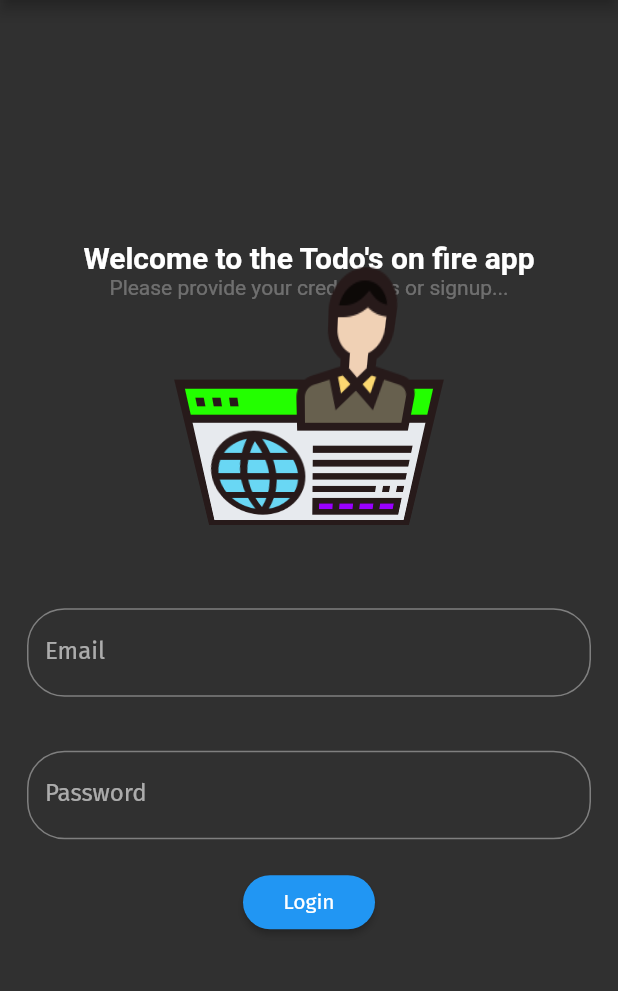
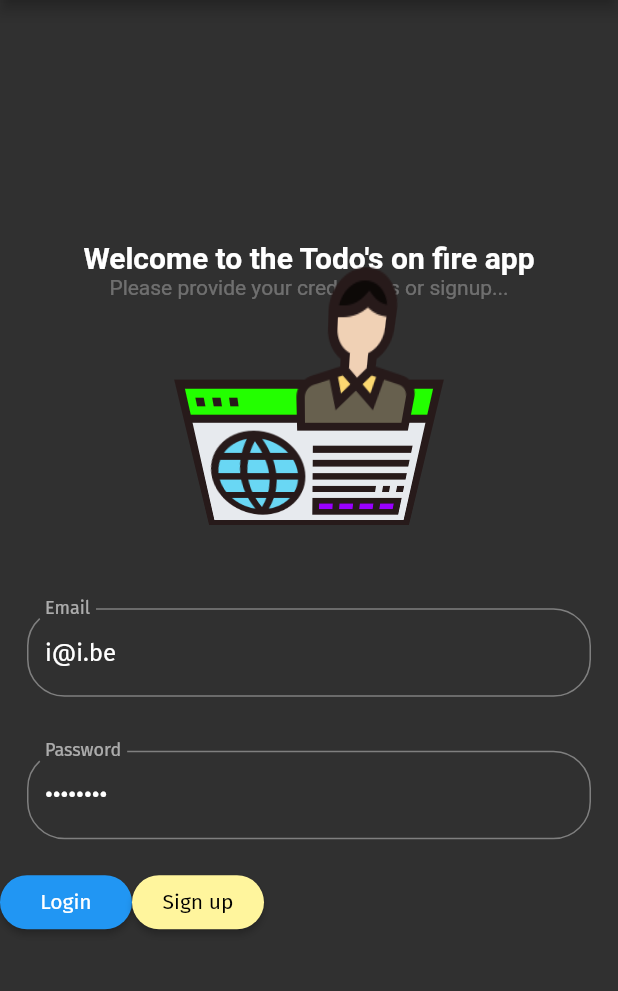
Before and after one commit to vangeytedvg/TodoOnFire, a Flutter app: the screen it shows after launch, on a phone screen of 412 x 824 dp, the part 84-1075 px from its top. Run offline on Flutter 3.47's test engine with Material 2 defaults, Android fonts, the phone set to English and light mode, and no system bars; our stand-ins replace cloud_firestore, firebase_auth; accounts and stored records are empty; Roboto replaces fonts that are missing (Arino).

Commit message:
Buttons for login

```diff
--- a/todo_onfire/lib/components/buttons.dart
+++ b/todo_onfire/lib/components/buttons.dart
@@ -9,16 +9,26 @@ import 'package:flutter/material.dart';
 class RoundedRaisedButton extends StatelessWidget {
   // The VoidCallback statement allows the creation of a widget with
   // an event handler.  In this case I create the onPushButton event.
-  // See loginpage.dart of a usage example.
+  // See loginpage.dart of a usage example.  The example also
+  // shows how to use named parameters (label, color)
   final VoidCallback onPushButton;
-  const RoundedRaisedButton({Key key, this.onPushButton}) : super(key: key);
+  final Text label;
+  final Color buttonColor;
+  final Color fontColor;
+  const RoundedRaisedButton(
+      {Key key,
+      this.onPushButton,
+      this.label,
+      this.buttonColor,
+      this.fontColor})
+      : super(key: key);
 
   @override
   Widget build(BuildContext context) {
     return RaisedButton(
-      textColor: Colors.white,
-      child: Text('Login'),
-      color: Colors.blue,
+      textColor: fontColor,
+      child: label,
+      color: buttonColor,
       shape: new RoundedRectangleBorder(
           borderRadius: new BorderRadius.circular(30.0)),
       onPressed: () {
--- a/todo_onfire/lib/components/imagewidgets.dart
+++ b/todo_onfire/lib/components/imagewidgets.dart
@@ -75,8 +75,8 @@ class _AnimatedLoginImageState extends State<AnimatedLoginImage>
     animation.addStatusListener((status) {
       if (status == AnimationStatus.completed) {
         times += 1;
+        // Let the animation run 3 times
         if (times>2) {
-          animationController.reverse();
           animationController.stop();
         } else {
           animationController.reverse();
--- a/todo_onfire/lib/screens/dashboard.dart
+++ b/todo_onfire/lib/screens/dashboard.dart
@@ -149,11 +149,12 @@ class _DashboardPageState extends State<DashboardPage> {
                             ));
                           },
                         ),
-                        onTap: () {
+                        onTap: () { /*
                           todoItem.docId =
                               snapshot.data.documents[i].documentID;
                           updateDialog(
                               context, snapshot.data.documents[i].documentID);
+                              */
                         },
                         onLongPress: () {
                           // Add code to ask confirmation
@@ -372,6 +373,13 @@ class _DashboardPageState extends State<DashboardPage> {
                     print(e);
                   });
                 },
+              ),FlatButton(
+                child: Text('Cancel'),
+                textColor: Colors.blue,
+                onPressed: () {
+                  Navigator.of(context).pop();
+
+                },
               )
             ],
           );
--- a/todo_onfire/lib/screens/loginpage.dart
+++ b/todo_onfire/lib/screens/loginpage.dart
@@ -1,5 +1,6 @@
 import 'package:flutter/material.dart';
 import 'package:firebase_auth/firebase_auth.dart';
+import 'package:todo_onfire/screens/signuppage.dart';
 import 'package:todo_onfire/services/track.dart';
 import 'package:provider/provider.dart';
 import '../services/track.dart';
@@ -46,17 +47,21 @@ class _LoginPageState extends State<LoginPage> {
         child: new Column(
           mainAxisAlignment: MainAxisAlignment.center,
           children: <Widget>[
-            Padding(padding: const EdgeInsets.all(18.0),
-            child: AnimatedLoginImage(),),
+            Padding(
+              padding: const EdgeInsets.all(18.0),
+              child: AnimatedLoginImage(),
+            ),
             Padding(
               padding: const EdgeInsets.all(18.0),
               child: TextFormField(
+                initialValue: "i@i.be",
                 decoration: InputDecoration(
                     labelText: "Email",
                     hintText: 'Enter your email',
                     border: OutlineInputBorder(
                         borderRadius: BorderRadius.circular(25.0))),
-                validator: (val) => !val.contains('@') ? "Invalid email!" : null,
+                validator: (val) =>
+                    !val.contains('@') ? "Invalid email!" : null,
                 onSaved: (value) {
                   this.email = value;
                 },
@@ -65,6 +70,7 @@ class _LoginPageState extends State<LoginPage> {
             Padding(
               padding: const EdgeInsets.all(18.0),
               child: TextFormField(
+                initialValue: "denka123",
                 decoration: InputDecoration(
                     labelText: "Password",
                     hintText: 'Enter your password',
@@ -80,14 +86,27 @@ class _LoginPageState extends State<LoginPage> {
             ),
             // Custon button (see buttons.dart), here we can now use
             // a custom event, in this case onPushButton.
-            RoundedRaisedButton(
-              onPushButton: () {
-                _loginUser();
-              },
-            )
+            Row(
+              children: <Widget>[
+                RoundedRaisedButton(
+                  label: Text("Login"),
+                  buttonColor: Colors.blue,
+                  fontColor: Colors.white,
+                  onPushButton: () {
+                    _loginUser();
+                  },
+                ),
+                RoundedRaisedButton(
+                  label: Text("Sign up"),
+                  buttonColor: Colors.yellow[200],
+                  fontColor: Colors.black,
+                  onPushButton: () {
+                    SignupPage();
+                  },
+            ),
           ],
-        ),
-      ),
-    );
+          ),
+          ],
+    ),));
   }
 }
```
